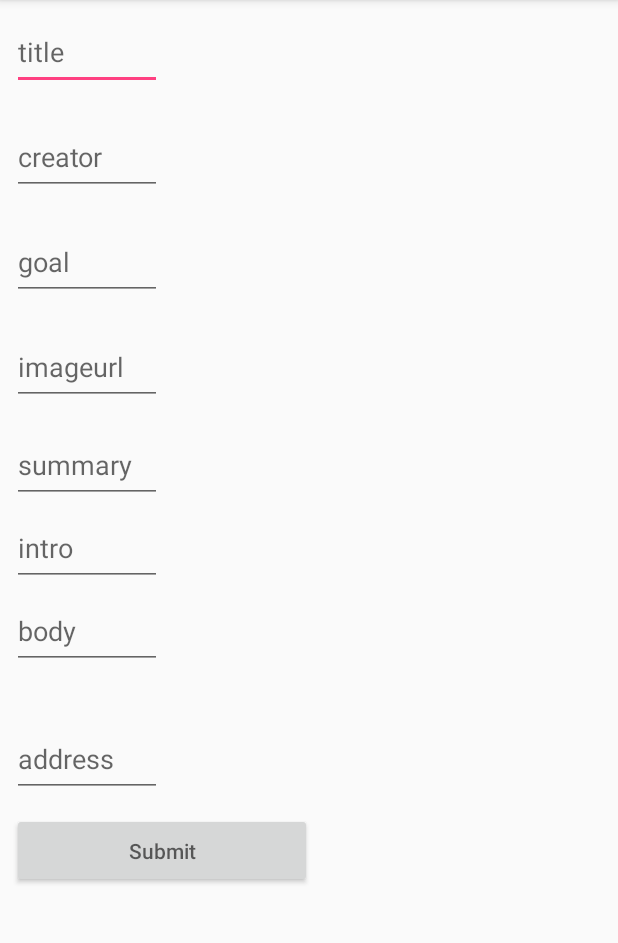
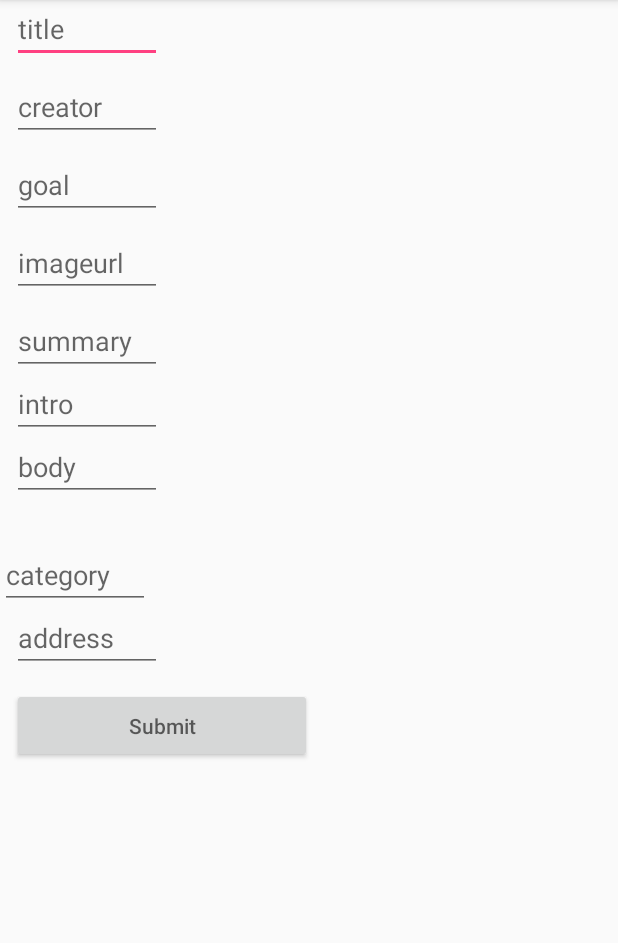
Before and after one commit to mbryantramirez/C4Q-Capstone, an Android app: the fragment CreateCampaignFragment shown on its own in the app's theme, after a tap on an icon or button, on a phone screen of 412 x 824 dp, the part 84-1027 px from its top. Run offline under Robolectric (Android 15) with nearby library versions, the phone set to English and light mode, and no system bars; our stand-ins replace Firebase (no records; nobody signed in at launch, a user with empty details on screens opened directly).

Commit message:
nice code

```diff
--- a/app/src/main/java/nyc/c4q/capstone/MainActivity.java
+++ b/app/src/main/java/nyc/c4q/capstone/MainActivity.java
@@ -30,6 +30,9 @@ public class MainActivity extends AppCompatActivity {
         FirebaseDatabase.getInstance().setPersistenceEnabled(true);
         firebaseDataHelper = new FirebaseDataHelper();
         firebaseDataHelper.getDatabaseReference().keepSynced(true);
+        /*
+        we are using firebase to save certain data.
+         */
         tabLayoutSetup();
     }
 
--- a/app/src/main/java/nyc/c4q/capstone/campaign/CreateCampaignFragment.java
+++ b/app/src/main/java/nyc/c4q/capstone/campaign/CreateCampaignFragment.java
@@ -1,5 +1,6 @@
 package nyc.c4q.capstone.campaign;
 
+import android.content.SharedPreferences;
 import android.os.Bundle;
 import android.support.v4.app.Fragment;
 import android.view.LayoutInflater;
@@ -23,7 +24,13 @@ public class CreateCampaignFragment extends Fragment implements View.OnClickList
     private EditText campaignGoal;
     private EditText campaignImageUrl;
     private EditText campaignCreator;
+    private EditText campaignSummary;
+    private EditText campaignIntro;
+    private EditText campaignBody;
+    private EditText campaignAddress;
+    private EditText campaignCategory;
     private Button createCampaignButton;
+
 
     public CreateCampaignFragment() {
         // Required empty public constructor
@@ -37,8 +44,13 @@ public class CreateCampaignFragment extends Fragment implements View.OnClickList
         campaignTitle = rootview.findViewById(R.id.firebase_test_set_title);
         campaignGoal = rootview.findViewById(R.id.firebase_test_set_goal);
         campaignImageUrl = rootview.findViewById(R.id.firebase_test_set_imageurl);
+        campaignSummary=rootview.findViewById(R.id.firebase_test_set_summary);
         campaignCreator = rootview.findViewById(R.id.firebase_test_set_campaign_creator);
         createCampaignButton = rootview.findViewById(R.id.firebase_test_store_data);
+        campaignIntro=rootview.findViewById(R.id.firebase_test_set_intro);
+        campaignBody=rootview.findViewById(R.id.firebase_test_set_campaign_body);
+        campaignAddress=rootview.findViewById(R.id.address);
+        campaignCategory=rootview.findViewById(R.id.category);
         createCampaignButton.setOnClickListener(this);
         return rootview;
     }
@@ -48,8 +60,15 @@ public class CreateCampaignFragment extends Fragment implements View.OnClickList
         String user = campaignCreator.getText().toString();
         String goal = campaignGoal.getText().toString();
         String url = campaignImageUrl.getText().toString();
+        String creator= campaignCreator.getText().toString();
+        String intro=campaignIntro.getText().toString();
+        String summary=campaignSummary.getText().toString();
+        String body=campaignBody.getText().toString();
+        String address=campaignAddress.getText().toString();
+        String category=campaignCategory.getText().toString();
 
-        CreateCampaignModel campaign = new CreateCampaignModel(title, user, "sampleId", url, goal, "sample Summary", "sample Intro", "sample Body", "sampleAddress", "sampleCategory");
+
+        CreateCampaignModel campaign = new CreateCampaignModel(title, user, creator, url, goal, summary, intro, body, address, category);
         firebaseDataHelper.getCampaignDatbaseRefrence().child(title).setValue(campaign);
     }
 
--- a/app/src/main/java/nyc/c4q/capstone/favorites/FavoritesFragment.java
+++ b/app/src/main/java/nyc/c4q/capstone/favorites/FavoritesFragment.java
@@ -76,6 +76,7 @@ public class FavoritesFragment extends Fragment implements ValueEventListener {
 
     @Override
     public void onDataChange(DataSnapshot dataSnapshot) {
+        //In her firbase takes a snapshot of the model and saves it, then puts the dat wherever needed.
         campaignModelList = firebaseDataHelper.getCampaignsList(dataSnapshot);
         listAdapter.setData(campaignModelList);
         listAdapter.notifyDataSetChanged();
--- a/app/src/main/java/nyc/c4q/capstone/feed/MainFeedFragment.java
+++ b/app/src/main/java/nyc/c4q/capstone/feed/MainFeedFragment.java
@@ -71,6 +71,8 @@ public class MainFeedFragment extends Fragment implements ValueEventListener {
                     DBReturnCampaignModel dbReturnCampaignModel = feedCardAdapter.getItem(pos);
                     Log.d(CARD_TAG, "onCardSwippedRight: " + dbReturnCampaignModel.getTitle());
                     firebaseDataHelper.getDatabaseReference().child("favorites").child(dbReturnCampaignModel.getTitle()).setValue(dbReturnCampaignModel);
+                    //when the card is swiped right firebase takes data from the card, so if it is swiped right it will take data
+                    //and diplay it in the favorites fragment.
 
                 }
 
--- a/app/src/main/res/layout/fragment_create_campaign.xml
+++ b/app/src/main/res/layout/fragment_create_campaign.xml
@@ -11,20 +11,20 @@
         android:id="@+id/firebase_test_set_title"
         android:hint="title"
         android:layout_width="100dp"
-        android:layout_height="50dp"
+        android:layout_height="40dp"
         android:layout_marginEnd="8dp"
         android:layout_marginStart="8dp"
-        android:layout_marginTop="10dp"
+        android:layout_marginTop="2dp"
         android:layout_marginBottom="10dp"
       />
     <EditText
         android:id="@+id/firebase_test_set_campaign_creator"
         android:hint="creator"
         android:layout_width="100dp"
-        android:layout_height="50dp"
+        android:layout_height="40dp"
         android:layout_marginEnd="8dp"
         android:layout_marginStart="8dp"
-        android:layout_marginTop="10dp"
+        android:layout_marginTop="2dp"
         android:layout_marginBottom="10dp"
         android:inputType="textPersonName"
 />
@@ -33,10 +33,10 @@
         android:id="@+id/firebase_test_set_goal"
         android:hint="goal"
         android:layout_width="100dp"
-        android:layout_height="50dp"
+        android:layout_height="40dp"
         android:layout_marginEnd="8dp"
         android:layout_marginStart="8dp"
-        android:layout_marginTop="10dp"
+        android:layout_marginTop="2dp"
         android:layout_marginBottom="10dp"
         android:inputType="numberDecimal"
  />
@@ -45,10 +45,10 @@
         android:id="@+id/firebase_test_set_imageurl"
         android:hint="imageurl"
         android:layout_width="100dp"
-        android:layout_height="50dp"
+        android:layout_height="40dp"
         android:layout_marginEnd="8dp"
         android:layout_marginStart="8dp"
-        android:layout_marginTop="10dp"
+        android:layout_marginTop="2dp"
         android:layout_marginBottom="10dp"
         android:inputType="textUri"
 />
@@ -58,43 +58,50 @@
         android:id="@+id/firebase_test_set_summary"
         android:hint="summary"
         android:layout_width="100dp"
-        android:layout_height="50dp"
+        android:layout_height="40dp"
         android:layout_marginEnd="8dp"
         android:layout_marginStart="8dp"
-        android:layout_marginTop="5dp"
+        android:layout_marginTop="2dp"
 />
     <EditText
         android:id="@+id/firebase_test_set_intro"
         android:hint="intro"
         android:layout_width="100dp"
-        android:layout_height="50dp"
+        android:layout_height="40dp"
         android:layout_marginEnd="8dp"
         android:layout_marginStart="8dp"
-        android:layout_marginTop="5dp"
+        android:layout_marginTop="2dp"
         android:inputType="textLongMessage"
 />
     <EditText
         android:id="@+id/firebase_test_set_campaign_body"
         android:hint="body"
         android:layout_width="100dp"
-        android:layout_height="50dp"
+        android:layout_height="40dp"
         android:layout_marginEnd="8dp"
         android:layout_marginStart="8dp"
-        android:layout_marginTop="5dp"
+        android:layout_marginTop="2dp"
         android:layout_marginBottom="30dp"
         android:inputType="textPersonName"
 />
+    <EditText
+        android:id="@+id/category"
+        android:layout_width="100dp"
+        android:layout_height="40dp"
+        android:layout_marginTop="2dp"
+        android:hint="category"/>
 
     <EditText
         android:id="@+id/address"
         android:layout_width="100dp"
-        android:layout_height="50dp"
+        android:layout_height="40dp"
         android:layout_marginBottom="5dp"
         android:layout_marginEnd="8dp"
         android:layout_marginStart="8dp"
-        android:layout_marginTop="5dp"
+        android:layout_marginTop="2dp"
         android:hint="address"
         android:inputType="textPersonName" />
+
 
 
     <Button
```
Also changed, not shown: app/src/main/res/layout/fragment_favorites.xml (+16 -14 lines).
